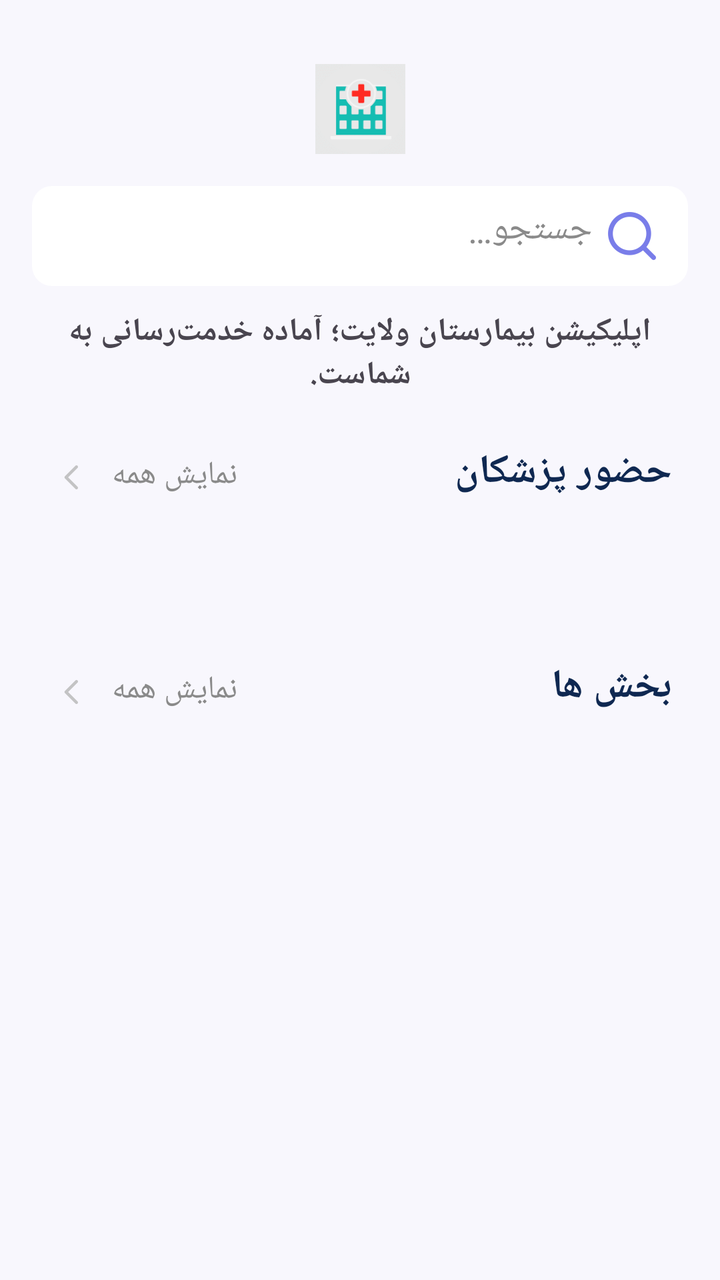
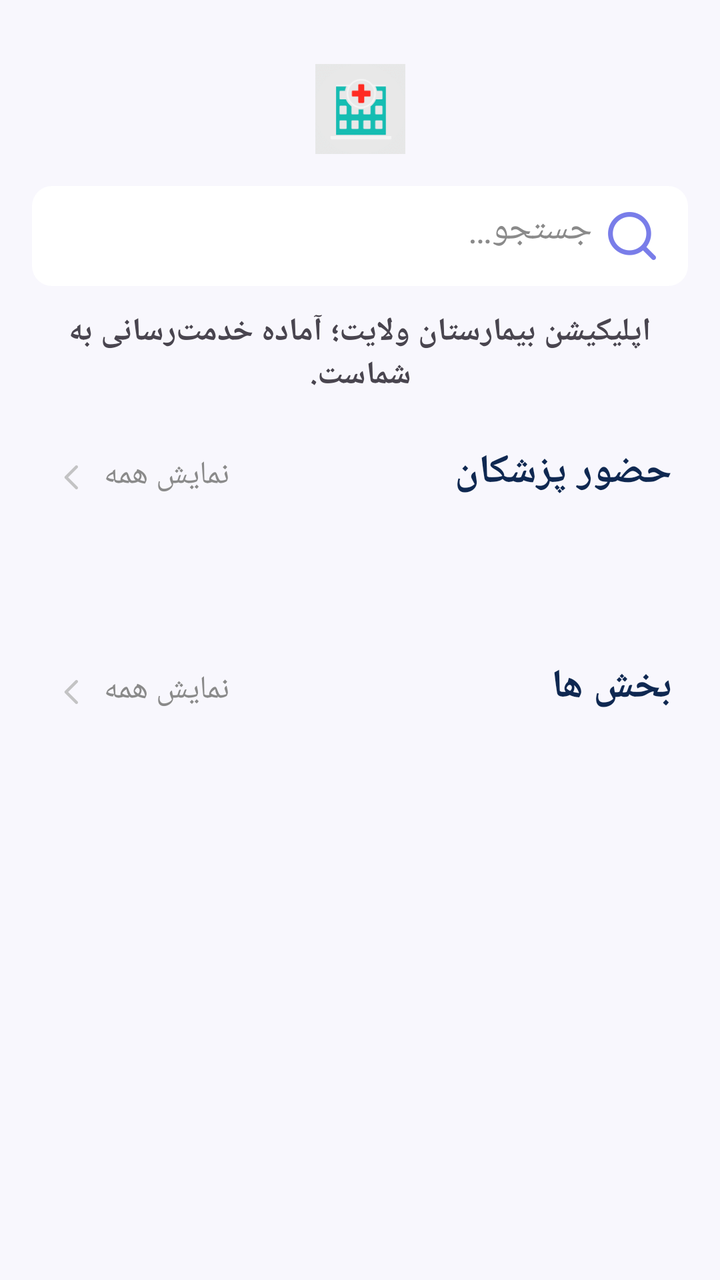

Compare the two renders of this Android layout. The source of the first and the diff that turns it into the second are given below.
<!-- AndroidManifest.xml: application theme Theme.Hospital -->
<!-- res/layout/activity_main.xml -->
<?xml version="1.0" encoding="utf-8"?>
<androidx.constraintlayout.widget.ConstraintLayout xmlns:android="http://schemas.android.com/apk/res/android"
    xmlns:app="http://schemas.android.com/apk/res-auto"
    xmlns:tools="http://schemas.android.com/tools"
    android:id="@+id/main"
    android:layout_width="match_parent"
    android:layout_height="match_parent"
    android:background="@color/white_background"
    android:fitsSystemWindows="true"
    tools:context=".Activity.MainActivity">

    <LinearLayout
        android:id="@+id/linear_logo"
        android:layout_width="0dp"
        android:layout_height="wrap_content"
        android:layout_marginTop="32dp"
        android:orientation="horizontal"
        app:layout_constraintEnd_toEndOf="parent"
        app:layout_constraintStart_toStartOf="parent"
        app:layout_constraintTop_toTopOf="parent">

        <ImageView
            android:id="@+id/img_logo"
            android:layout_width="0dp"
            android:layout_height="45dp"
            android:layout_weight="1"
            app:srcCompat="@drawable/hospital_logo" />

    </LinearLayout>

    <EditText
        android:id="@+id/searchBarMain"
        android:layout_width="0dp"
        android:layout_height="50dp"
        android:layout_marginStart="16dp"
        android:layout_marginTop="16dp"
        android:layout_marginEnd="16dp"
        android:background="@drawable/white_bg"
        android:drawableEnd="@drawable/search_icon"
        android:drawablePadding="8dp"
        android:ems="10"
        android:hint="@string/searchBar"
        android:inputType="text"
        android:padding="16dp"
        android:textColorHint="@color/text_color"
        app:layout_constraintEnd_toEndOf="parent"
        app:layout_constraintStart_toStartOf="parent"
        app:layout_constraintTop_toBottomOf="@id/linear_logo" />

    <FrameLayout
        android:id="@+id/fragment_container"
        android:layout_width="0dp"
        android:layout_height="0dp"
        android:layout_gravity="top"
        android:layout_marginTop="8dp"
        app:layout_constraintBottom_toBottomOf="parent"
        app:layout_constraintEnd_toEndOf="parent"
        app:layout_constraintStart_toStartOf="parent"
        app:layout_constraintTop_toBottomOf="@+id/searchBarMain" />

    <TextView
        android:id="@+id/intro"
        android:layout_width="match_parent"
        android:layout_height="wrap_content"
        android:layout_margin="12dp"
        android:text="@string/introduction"
        android:textAlignment="center"
        android:textSize="16sp"
        android:textStyle="bold"
        app:layout_constraintEnd_toEndOf="parent"
        app:layout_constraintStart_toStartOf="parent"
        app:layout_constraintTop_toBottomOf="@+id/searchBarMain" />


    <ScrollView
        android:layout_width="match_parent"
        android:layout_height="0dp"
        android:layout_marginTop="8dp"
        app:layout_constraintBottom_toBottomOf="parent"
        app:layout_constraintEnd_toEndOf="parent"
        app:layout_constraintStart_toStartOf="parent"
        app:layout_constraintTop_toBottomOf="@id/intro">

        <LinearLayout
            android:layout_width="match_parent"
            android:layout_height="wrap_content"
            android:orientation="vertical">

            <LinearLayout
                android:layout_width="match_parent"
                android:layout_height="match_parent"
                android:layout_marginStart="24dp"
                android:layout_marginEnd="24dp"
                android:layout_marginTop="16dp"
                android:layout_marginBottom="16dp"
                android:orientation="horizontal">


                <TextView
                    android:id="@+id/seeAllDocTV"
                    android:layout_width="wrap_content"
                    android:layout_height="wrap_content"
                    android:drawableStart="@drawable/less_than"
                    android:drawablePadding="8dp"
                    android:gravity="end"
                    android:textColor="@color/text_color"
                    android:text="@string/seeAll"
                    android:textSize="16sp" />

                <TextView
                    android:id="@+id/textView12"
                    android:layout_width="0dp"
                    android:layout_height="wrap_content"
                    android:layout_weight="1"
                    android:text="@string/Doctors_visit"
                    android:textColor="@color/bold_text_color"
                    android:textSize="20sp"
                    android:textStyle="bold" />
            </LinearLayout>

            <androidx.constraintlayout.widget.ConstraintLayout
                android:id="@+id/constraintLayout"
                android:layout_width="match_parent"
                android:layout_height="match_parent">

                <androidx.recyclerview.widget.RecyclerView
                    android:id="@+id/doctorView"
                    android:layout_width="match_parent"
                    android:layout_height="match_parent"
                    android:layout_marginTop="8dp"
                    android:paddingStart="12dp"
                    android:paddingEnd="12dp"
                    android:orientation="horizontal"
                    app:layout_constraintBottom_toBottomOf="parent"
                    app:layout_constraintEnd_toEndOf="parent"
                    app:layout_constraintStart_toStartOf="parent"
                    app:layout_constraintTop_toTopOf="parent"
                    android:clipToPadding="false" />

                <ProgressBar
                    android:id="@+id/progressBarDoctor"
                    style="?android:attr/progressBarStyle"
                    android:layout_width="wrap_content"
                    android:layout_height="wrap_content"
                    app:layout_constraintBottom_toBottomOf="parent"
                    app:layout_constraintEnd_toEndOf="parent"
                    app:layout_constraintStart_toStartOf="parent"
                    app:layout_constraintTop_toTopOf="parent" />
            </androidx.constraintlayout.widget.ConstraintLayout>

            <LinearLayout
                android:layout_width="match_parent"
                android:layout_height="match_parent"
                android:layout_marginStart="24dp"
                android:layout_marginTop="16dp"
                android:layout_marginEnd="24dp"
                android:layout_marginBottom="16dp"
                android:orientation="horizontal">


                <TextView
                    android:id="@+id/seeAllCatTV"
                    android:layout_width="wrap_content"
                    android:layout_height="wrap_content"
                    android:drawableStart="@drawable/less_than"
                    android:drawablePadding="8dp"
                    android:gravity="end"
                    android:textColor="@color/text_color"
                    android:text="@string/seeAll"
                    android:textSize="16sp" />

                <TextView
                    android:id="@+id/textView3"
                    android:layout_width="0dp"
                    android:layout_height="wrap_content"
                    android:layout_weight="1"
                    android:text="@string/section"
                    android:textColor="@color/bold_text_color"
                    android:textSize="20sp"
                    android:textStyle="bold" />
            </LinearLayout>

            <androidx.constraintlayout.widget.ConstraintLayout
                android:layout_width="match_parent"
                android:layout_height="match_parent">

                <ProgressBar
                    android:id="@+id/progressBarCategory"
                    style="?android:attr/progressBarStyle"
                    android:layout_width="wrap_content"
                    android:layout_height="wrap_content"
                    app:layout_constraintBottom_toBottomOf="parent"
                    app:layout_constraintEnd_toEndOf="parent"
                    app:layout_constraintStart_toStartOf="parent"
                    app:layout_constraintTop_toTopOf="parent" />

                <androidx.recyclerview.widget.RecyclerView
                    android:id="@+id/categoryView"
                    android:layout_width="match_parent"
                    android:layout_height="match_parent"
                    android:layout_marginTop="8dp"
                    android:clipToPadding="false"
                    android:paddingStart="16dp"
                    android:paddingEnd="16dp"
                    app:layout_constraintEnd_toEndOf="parent"
                    app:layout_constraintStart_toStartOf="parent"
                    app:layout_constraintTop_toTopOf="parent" />

            </androidx.constraintlayout.widget.ConstraintLayout>

        </LinearLayout>
    </ScrollView>

</androidx.constraintlayout.widget.ConstraintLayout>
<!-- resources referenced by this layout -->
<resources>
  <color name="bold_text_color">#0F2851</color>
  <color name="text_color">#8A8A8A</color>
  <color name="white_background">#F8F7FD</color>
  <!-- drawable hospital_logo: png bitmap (drawable, 1894 bytes) -->
  <!-- drawable less_than: png bitmap (drawable-hdpi, 183 bytes) -->
  <!-- drawable search_icon: png bitmap (drawable-hdpi, 1035 bytes) -->
  <!-- drawable white_bg (drawable) -->
  <?xml version="1.0" encoding="utf-8"?>
  <selector xmlns:android="http://schemas.android.com/apk/res/android">
  <item>
      <shape android:shape="rectangle">
          <solid android:color="@color/white"/>
          <corners android:radius="10dp"/>
      </shape>
  </item>
  </selector>
  <string name="Doctors_visit">حضور پزشکان</string>
  <string name="introduction">اپلیکیشن بیمارستان ولایت؛ آماده خدمت‌رسانی به شماست.</string>
  <string name="searchBar">جستجو…</string>
  <string name="section">بخش ها</string>
  <string name="seeAll">نمایش همه</string>
  <style name="Theme.Hospital" parent="Base.Theme.Hospital" />
  <color name="white">#FFFFFFFF</color>
  <style name="Base.Theme.Hospital" parent="Theme.Material3.DayNight.NoActionBar">
          
          
  
      </style>
</resources>

<!-- the commit's change to res/layout/activity_main.xml (unified diff, before → after) -->
@@ -42,7 +42,7 @@
         android:hint="@string/searchBar"
         android:inputType="text"
         android:padding="16dp"
-        android:textColorHint="@color/text_color"
+        android:textColorHint="@color/gray_text"
         app:layout_constraintEnd_toEndOf="parent"
         app:layout_constraintStart_toStartOf="parent"
         app:layout_constraintTop_toBottomOf="@id/linear_logo" />
@@ -101,9 +101,9 @@
                     android:layout_width="wrap_content"
                     android:layout_height="wrap_content"
                     android:drawableStart="@drawable/less_than"
-                    android:drawablePadding="8dp"
+                    android:drawablePadding="4dp"
                     android:gravity="end"
-                    android:textColor="@color/text_color"
+                    android:textColor="@color/gray_text"
                     android:text="@string/seeAll"
                     android:textSize="16sp" />
 
@@ -113,7 +113,7 @@
                     android:layout_height="wrap_content"
                     android:layout_weight="1"
                     android:text="@string/Doctors_visit"
-                    android:textColor="@color/bold_text_color"
+                    android:textColor="@color/purple_text"
                     android:textSize="20sp"
                     android:textStyle="bold" />
             </LinearLayout>
@@ -163,9 +163,9 @@
                     android:layout_width="wrap_content"
                     android:layout_height="wrap_content"
                     android:drawableStart="@drawable/less_than"
-                    android:drawablePadding="8dp"
+                    android:drawablePadding="4dp"
                     android:gravity="end"
-                    android:textColor="@color/text_color"
+                    android:textColor="@color/gray_text"
                     android:text="@string/seeAll"
                     android:textSize="16sp" />
 
@@ -175,7 +175,7 @@
                     android:layout_height="wrap_content"
                     android:layout_weight="1"
                     android:text="@string/section"
-                    android:textColor="@color/bold_text_color"
+                    android:textColor="@color/purple_text"
                     android:textSize="20sp"
                     android:textStyle="bold" />
             </LinearLayout>
<!-- resource entries referenced after the edit -->
@@ -1,7 +1,7 @@
 <!-- resources referenced by this layout -->
 <resources>
-  <color name="bold_text_color">#0F2851</color>
-  <color name="text_color">#8A8A8A</color>
+  <color name="gray_text">#8A8A8A</color>
+  <color name="purple_text">#0F2851</color>
   <color name="white_background">#F8F7FD</color>
   <!-- drawable hospital_logo: png bitmap (drawable, 1894 bytes) -->
   <!-- drawable less_than: png bitmap (drawable-hdpi, 183 bytes) -->
@@ -23,7 +23,7 @@
   <string name="seeAll">نمایش همه</string>
   <style name="Theme.Hospital" parent="Base.Theme.Hospital" />
   <color name="white">#FFFFFFFF</color>
-  <style name="Base.Theme.Hospital" parent="Theme.Material3.DayNight.NoActionBar">
+  <style name="Base.Theme.Hospital" parent="Theme.Material3.Light.NoActionBar">
           
           
   
